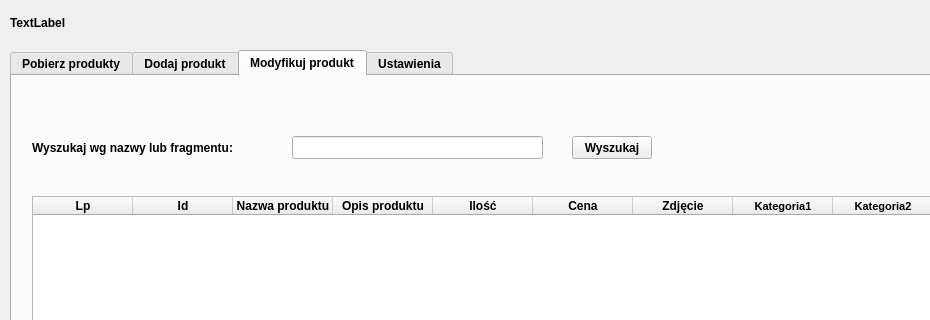
ekspensum/CPP_Projects, file WebServiceClient/servicewindow.ui: the form before one commit; both pictures show x 0 to 930 and y 0 to 320 of the 1185 by 745 pixel window.
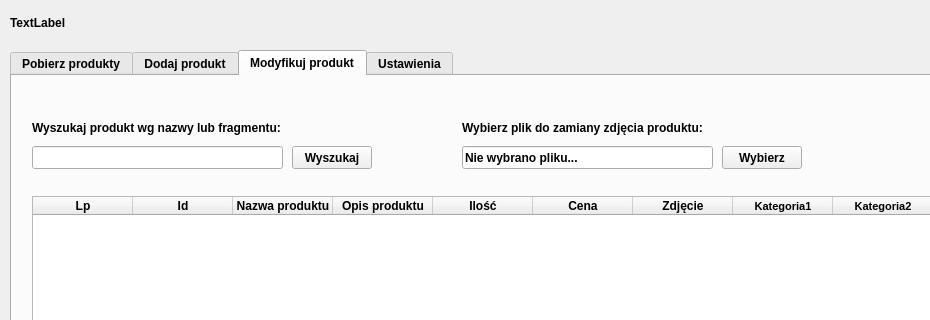
The form after the commit. The open tabs and pages were chosen to show the change.

Commit message: WebServiceClient: PUT produktu - gotowe, refaktoryzacja

```diff
--- a/WebServiceClient/servicewindow.ui
+++ b/WebServiceClient/servicewindow.ui
@@ -684,20 +684,20 @@
       <property name="geometry">
        <rect>
         <x>20</x>
-        <y>60</y>
-        <width>231</width>
+        <y>40</y>
+        <width>311</width>
         <height>23</height>
        </rect>
       </property>
       <property name="text">
-       <string>Wyszukaj wg nazwy lub fragmentu:</string>
+       <string>Wyszukaj produkt wg nazwy lub fragmentu:</string>
       </property>
      </widget>
      <widget class="QLineEdit" name="lineEditFindProductName">
       <property name="geometry">
        <rect>
-        <x>280</x>
-        <y>60</y>
+        <x>20</x>
+        <y>70</y>
         <width>251</width>
         <height>23</height>
        </rect>
@@ -719,8 +719,8 @@
      <widget class="QPushButton" name="pushButtonFindProduct">
       <property name="geometry">
        <rect>
-        <x>560</x>
-        <y>60</y>
+        <x>280</x>
+        <y>70</y>
         <width>80</width>
         <height>23</height>
        </rect>
@@ -729,6 +729,48 @@
        <string>Wyszukaj</string>
       </property>
      </widget>
+     <widget class="QLineEdit" name="lineEditFileNamePut">
+      <property name="geometry">
+       <rect>
+        <x>450</x>
+        <y>70</y>
+        <width>251</width>
+        <height>23</height>
+       </rect>
+      </property>
+      <property name="text">
+       <string>Nie wybrano pliku...</string>
+      </property>
+      <property name="readOnly">
+       <bool>true</bool>
+      </property>
+     </widget>
+     <widget class="QLabel" name="labelFindProduct_2">
+      <property name="geometry">
+       <rect>
+        <x>450</x>
+        <y>40</y>
+        <width>311</width>
+        <height>23</height>
+       </rect>
+      </property>
+      <property name="text">
+       <string>Wybierz plik do zamiany zdjęcia produktu:</string>
+      </property>
+     </widget>
+     <widget class="QPushButton" name="pushButtonSelectImageFilePut">
+      <property name="geometry">
+       <rect>
+        <x>710</x>
+        <y>70</y>
+        <width>80</width>
+        <height>23</height>
+       </rect>
+      </property>
+      <property name="text">
+       <string>Wybierz</string>
+      </property>
+     </widget>
     </widget>
     <widget class="QWidget" name="settingTab">
      <attribute name="title">
```
Left out of the diff: 33 changed lines with no effect on the pictures. The commit also changes 6 other files.
